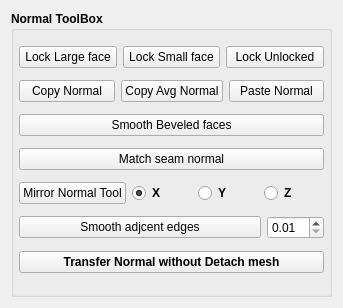
code-google-com/mayatools, file src/developer/main/polytools/normaltools/ui/normalUI.ui: the form before one commit.
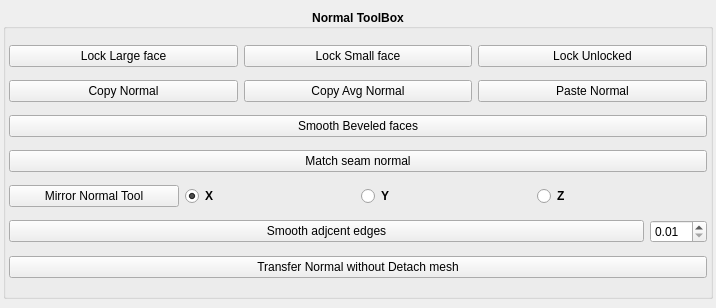
The form after the commit.

Diff of the .ui file:
```diff
--- a/src/developer/main/polytools/normaltools/ui/normalUI.ui
+++ b/src/developer/main/polytools/normaltools/ui/normalUI.ui
@@ -1,19 +1,26 @@
 <?xml version="1.0" encoding="UTF-8"?>
 <ui version="4.0">
- <class>Form</class>
- <widget class="QWidget" name="Form">
+ <class>MainWindow</class>
+ <widget class="QMainWindow" name="MainWindow">
   <property name="geometry">
    <rect>
     <x>0</x>
     <y>0</y>
-    <width>343</width>
+    <width>716</width>
     <height>308</height>
    </rect>
   </property>
   <property name="windowTitle">
    <string>Form</string>
   </property>
+  <widget class="QWidget" name="centralwidget">
   <layout class="QVBoxLayout" name="verticalLayout">
+    <property name="leftMargin">
+     <number>3</number>
+    </property>
+    <property name="rightMargin">
+     <number>3</number>
+    </property>
    <item>
     <widget class="QGroupBox" name="groupBox_4">
      <property name="font">
@@ -25,12 +32,15 @@
      <property name="title">
       <string>Normal ToolBox</string>
      </property>
+      <property name="alignment">
+       <set>Qt::AlignCenter</set>
+      </property>
      <layout class="QVBoxLayout" name="verticalLayout_5">
       <property name="leftMargin">
-       <number>5</number>
+        <number>3</number>
       </property>
       <property name="rightMargin">
-       <number>5</number>
+        <number>3</number>
       </property>
       <item>
        <layout class="QHBoxLayout" name="horizontalLayout_14">
@@ -238,6 +248,12 @@
       </item>
       <item>
        <widget class="QPushButton" name="btnTransferNormalWithoutDetachMesh">
+         <property name="font">
+          <font>
+           <weight>50</weight>
+           <bold>false</bold>
+          </font>
+         </property>
         <property name="text">
          <string>Transfer Normal without Detach mesh</string>
         </property>
@@ -247,6 +263,7 @@
     </widget>
    </item>
   </layout>
+  </widget>
  </widget>
  <resources/>
  <connections/>
```
Left out of the diff: 2 changed lines with no effect on the pictures. Lines whose indentation alone changed are shown as unchanged.
